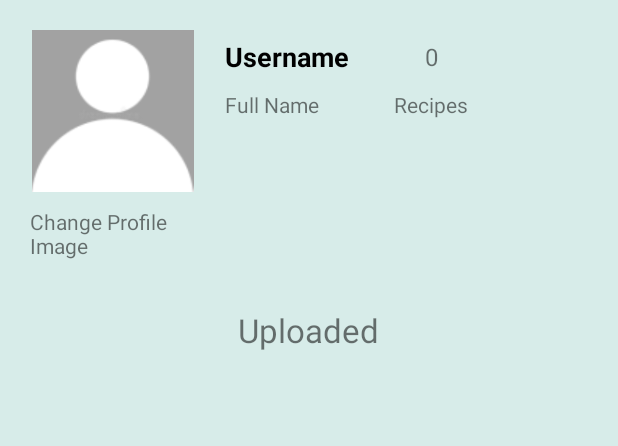
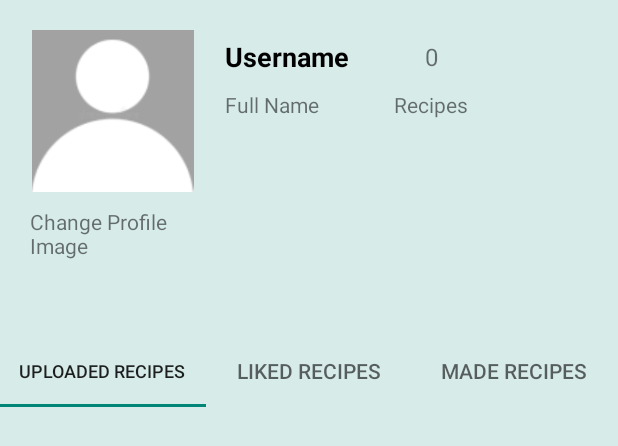
Before and after one commit to dyunus21/RecipeApp, an Android app: the layout fragment_profile.xml on its own in the app's theme, with its tools: preview values and no code run, on a phone screen of 412 x 824 dp. Shown: the top 446 px of the screen. Run offline under Robolectric (Android 15) with nearby library versions, the phone set to English and light mode, and no system bars.

Commit message:
Implemented tab layout in Profile Page with uploaded, liked, and made recipes

```diff
--- a/app/src/main/java/com/example/recipeapp/adapters/ProfileAdapter.java
+++ b/app/src/main/java/com/example/recipeapp/adapters/ProfileAdapter.java
@@ -70,7 +70,9 @@ public class ProfileAdapter extends RecyclerView.Adapter<ProfileAdapter.ViewHold
         public void bind(Recipe recipe) {
             currentRecipe = recipe;
             binding.tvRecipeName.setText(recipe.getTitle());
-            Glide.with(context).load(recipe.getImage().getUrl()).into(binding.ivRecipeImage);
+
+            String url = recipe.getImageUrl() == null ? recipe.getImage().getUrl() : recipe.getImageUrl();
+            Glide.with(context).load(url).into(binding.ivRecipeImage);
         }
     }
 }
--- a/app/src/main/res/layout/fragment_profile.xml
+++ b/app/src/main/res/layout/fragment_profile.xml
@@ -7,19 +7,6 @@
     android:background="#D7ECE9"
     tools:context=".fragments.ProfileFragment">
 
-
-    <TextView
-        android:id="@+id/tvUploadedText"
-        android:layout_width="wrap_content"
-        android:layout_height="wrap_content"
-        android:layout_marginStart="158dp"
-        android:layout_marginTop="32dp"
-        android:layout_marginEnd="159dp"
-        android:text="Uploaded"
-        android:textSize="22sp"
-        app:layout_constraintEnd_toEndOf="parent"
-        app:layout_constraintStart_toStartOf="parent"
-        app:layout_constraintTop_toBottomOf="@+id/tvChangeProfileImage" />
 
     <ImageView
         android:id="@+id/ivProfileImage"
@@ -76,7 +63,7 @@
         app:layout_constraintBottom_toBottomOf="parent"
         app:layout_constraintEnd_toEndOf="parent"
         app:layout_constraintStart_toStartOf="parent"
-        app:layout_constraintTop_toBottomOf="@+id/tvUploadedText" />
+        app:layout_constraintTop_toBottomOf="@+id/tabLayout" />
 
     <TextView
         android:id="@+id/tvRecipeCount"
@@ -98,4 +85,50 @@
         app:layout_constraintBottom_toBottomOf="@+id/tvFullname"
         app:layout_constraintStart_toEndOf="@+id/tvFullname"
         app:layout_constraintTop_toTopOf="@+id/tvFullname" />
+
+    <com.google.android.material.tabs.TabLayout
+        android:id="@+id/tabLayout"
+        android:layout_width="match_parent"
+        android:layout_height="wrap_content"
+        android:layout_marginTop="50dp"
+        app:layout_constraintEnd_toEndOf="parent"
+        app:layout_constraintStart_toStartOf="parent"
+        app:layout_constraintTop_toBottomOf="@+id/tvChangeProfileImage">
+
+        <com.google.android.material.tabs.TabItem
+            android:layout_width="wrap_content"
+            android:layout_height="wrap_content"
+            android:text="Uploaded Recipes" />
+
+        <com.google.android.material.tabs.TabItem
+            android:layout_width="wrap_content"
+            android:layout_height="wrap_content"
+            android:text="Liked Recipes" />
+
+        <com.google.android.material.tabs.TabItem
+            android:layout_width="wrap_content"
+            android:layout_height="wrap_content"
+            android:text="Made Recipes" />
+
+    </com.google.android.material.tabs.TabLayout>
+
+<!--    <androidx.constraintlayout.motion.widget.MotionLayout-->
+<!--        android:id="@+id/motionLayout"-->
+<!--        android:layout_width="match_parent"-->
+<!--        android:layout_height="0dp"-->
+<!--        app:layoutDescription="@xml/profilescene"-->
+<!--        app:layout_constraintBottom_toBottomOf="parent"-->
+<!--        app:layout_constraintEnd_toEndOf="parent"-->
+<!--        app:layout_constraintStart_toStartOf="parent"-->
+<!--        app:layout_constraintTop_toBottomOf="@+id/rvUploadedRecipes"-->
+<!--        tools:showPaths="true">-->
+
+<!--        <ImageView-->
+<!--            android:id="@+id/imageView"-->
+<!--            android:layout_width="wrap_content"-->
+<!--            android:layout_height="wrap_content">-->
+
+<!--        </ImageView>-->
+<!--    </androidx.constraintlayout.motion.widget.MotionLayout>-->
+
 </androidx.constraintlayout.widget.ConstraintLayout>
--- a/app/src/main/res/layout/item_profile_recipe.xml
+++ b/app/src/main/res/layout/item_profile_recipe.xml
@@ -15,12 +15,14 @@
 
         <TextView
             android:id="@+id/tvRecipeName"
-            android:layout_width="wrap_content"
+            android:layout_width="0dp"
             android:layout_height="wrap_content"
             android:layout_marginStart="30dp"
+            android:layout_marginEnd="5dp"
             android:text="Recipe Name"
             android:textSize="20sp"
             app:layout_constraintBottom_toBottomOf="parent"
+            app:layout_constraintEnd_toStartOf="@+id/ivRecipeImage"
             app:layout_constraintStart_toStartOf="parent"
             app:layout_constraintTop_toTopOf="parent" />
 
```
Also changed, not shown: app/src/main/java/com/example/recipeapp/fragments/ProfileFragment.java (+53 -8 lines), app/src/main/java/com/example/recipeapp/models/Recipe.java (+0 -77 lines).
